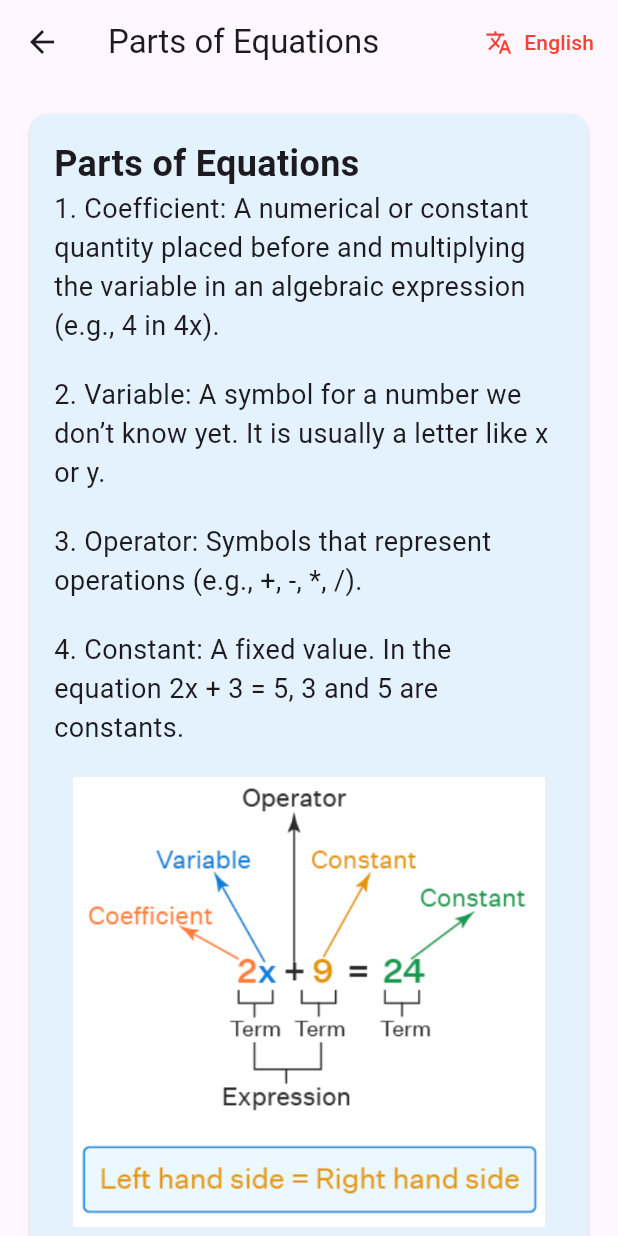
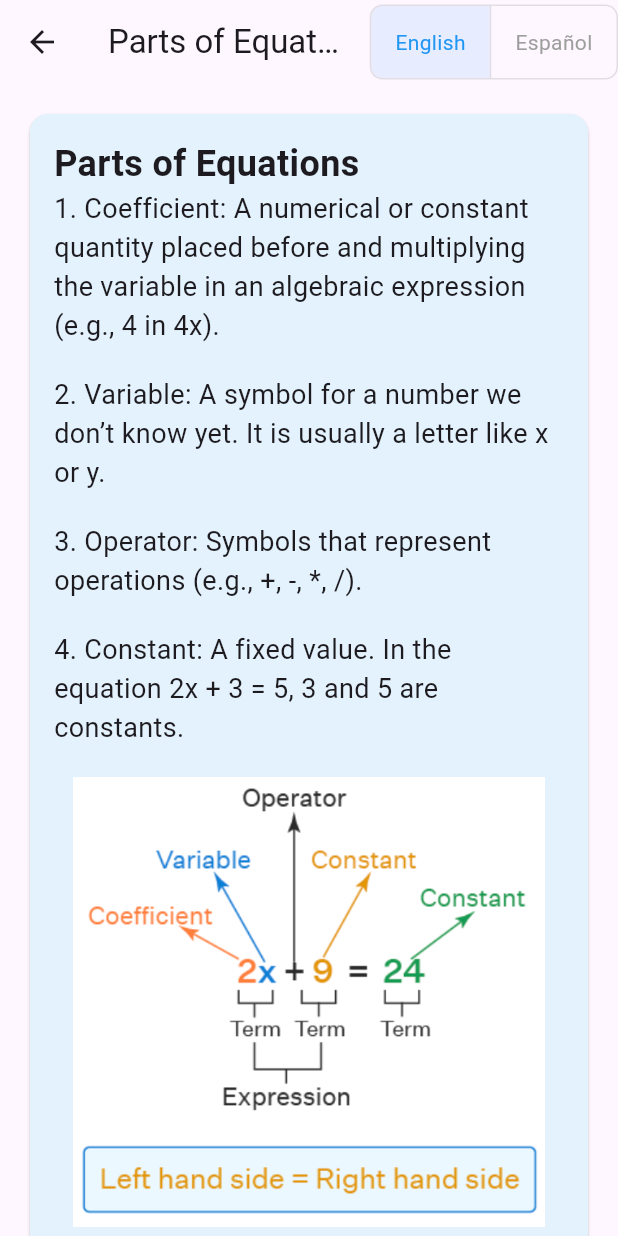
Before and after one commit to Ajitesh-Tamirisa/Math-Equations-FIH, a Flutter app: the PartsOfEquations screen opened by its route, on a phone screen of 412 x 824 dp. Run offline on Flutter 3.47's test engine with Material 3 defaults, Android fonts, the phone set to English and light mode, and no system bars; our stand-ins replace confetti, firebase_analytics, firebase_core, flutter_tts; accounts and stored records are empty.

Commit message:
Fixed Next question buttons in games and made language switcher reusable

```diff
--- /dev/null
+++ b/lib/language_provider.dart
@@ -0,0 +1,17 @@
+import 'package:flutter/material.dart';
+
+class LanguageProvider with ChangeNotifier {
+  bool _isSpanish = false;
+
+  bool get isSpanish => _isSpanish;
+
+  void toggleLanguage() {
+    _isSpanish = !_isSpanish;
+    notifyListeners();
+  }
+
+  void setLanguage(bool isSpanish) {
+    _isSpanish = isSpanish;
+    notifyListeners();
+  }
+}
--- /dev/null
+++ b/lib/language_switcher.dart
@@ -0,0 +1,47 @@
+import 'package:flutter/material.dart';
+
+class LanguageSwitcher extends StatelessWidget {
+  final bool isSpanish;
+  final ValueChanged<bool> onLanguageChanged;
+
+  const LanguageSwitcher({
+    Key? key,
+    required this.isSpanish,
+    required this.onLanguageChanged,
+  }) : super(key: key);
+
+  @override
+  Widget build(BuildContext context) {
+    return ToggleButtons(
+      isSelected: [!isSpanish, isSpanish],
+      onPressed: (int index) {
+        onLanguageChanged(index == 1);
+      },
+      children: [
+        Padding(
+          padding: const EdgeInsets.symmetric(horizontal: 16.0),
+          child: Text(
+            'English',
+            style: TextStyle(
+              color: !isSpanish ? Colors.blue : Colors.grey,
+            ),
+          ),
+        ),
+        Padding(
+          padding: const EdgeInsets.symmetric(horizontal: 16.0),
+          child: Text(
+            'Español',
+            style: TextStyle(
+              color: isSpanish ? Colors.blue : Colors.grey,
+            ),
+          ),
+        ),
+      ],
+      color: Colors.grey, // Color for unselected text
+      selectedColor: Colors.blue, // Color for selected text
+      fillColor:
+          Colors.blue.withOpacity(0.1), // Background color for selected button
+      borderRadius: BorderRadius.circular(8.0),
+    );
+  }
+}
--- a/lib/parts_of_equations.dart
+++ b/lib/parts_of_equations.dart
@@ -1,5 +1,8 @@
 import 'package:flutter/material.dart';
+import 'package:provider/provider.dart';
 import 'analytics_engine.dart';
+import 'language_switcher.dart';
+import 'language_provider.dart';
 
 class PartsOfEquations extends StatefulWidget {
   @override
@@ -9,7 +12,6 @@ class PartsOfEquations extends StatefulWidget {
 class _PartsOfEquationsState extends State<PartsOfEquations> {
   bool showAnswer = false;
   String selectedAnswer = '';
-  bool isSpanish = false;
 
   final Map<String, String> englishText = {
     'title': 'Parts of Equations',
@@ -52,34 +54,22 @@ class _PartsOfEquationsState extends State<PartsOfEquations> {
 
   @override
   Widget build(BuildContext context) {
+    final isSpanish = Provider.of<LanguageProvider>(context).isSpanish;
     final text = isSpanish ? spanishText : englishText;
 
     return Scaffold(
       appBar: AppBar(
         title: Text(text['title']!),
         actions: [
-          TextButton.icon(
-            icon: Icon(
-              IconData(0xe67b,
-                  fontFamily: 'MaterialIcons'), // Custom icon for translation
-              color: isSpanish
-                  ? Colors.blue
-                  : Colors.red, // Change icon color based on language
-            ),
-            label: Text(
-              isSpanish ? 'Español' : 'English',
-              style: TextStyle(
-                color: isSpanish ? Colors.blue : Colors.red,
-              ),
-            ),
-            onPressed: () {
-              setState(() {
-                isSpanish = !isSpanish;
-              });
+          LanguageSwitcher(
+            isSpanish: isSpanish,
+            onLanguageChanged: (bool newIsSpanish) {
+              Provider.of<LanguageProvider>(context, listen: false)
+                  .setLanguage(newIsSpanish);
               AnalyticsEngine.logTranslateButtonClickLearn(
-                  isSpanish ? 'Changed to Spanish' : 'Changed to English');
+                  newIsSpanish ? 'Changed to Spanish' : 'Changed to English');
             },
-          ),
+          )
         ],
       ),
       body: SingleChildScrollView(
--- a/lib/what_are_equations.dart
+++ b/lib/what_are_equations.dart
@@ -31,8 +31,7 @@ class WhatAreEquations extends StatelessWidget {
                   onPressed: () => Navigator.push(
                       context,
                       MaterialPageRoute(
-                          builder: (context) =>
-                              const WhatAreEquationsDetail())),
+                          builder: (context) => WhatAreEquationsDetail())),
                   style: ElevatedButton.styleFrom(
                     padding: const EdgeInsets.symmetric(
                         vertical: 16, horizontal: 32), // Set button padding
@@ -47,7 +46,7 @@ class WhatAreEquations extends StatelessWidget {
                   onPressed: () => Navigator.push(
                       context,
                       MaterialPageRoute(
-                          builder: (context) => const ImportanceOfEquations())),
+                          builder: (context) => ImportanceOfEquations())),
                   style: ElevatedButton.styleFrom(
                     padding: const EdgeInsets.symmetric(
                         vertical: 16, horizontal: 32), // Set button padding
--- a/pubspec.yaml
+++ b/pubspec.yaml
@@ -32,6 +32,7 @@ dependencies:
     sdk: flutter
   confetti: ^0.7.0
   flutter_tts: ^3.5.3
+  provider: ^6.0.0
 
 
 
```
Also changed, not shown: lib/equation_drag_drop.dart (+17 -32 lines), lib/equation_to_words.dart (+38 -37 lines), lib/importance_of_equations.dart (+12 -29 lines), lib/linear_equations_introduction.dart (+11 -20 lines), lib/main.dart (+10 -7 lines), lib/real_world_applications.dart (+11 -22 lines), lib/what_are_equations_detail.dart (+11 -21 lines), pubspec.lock.
